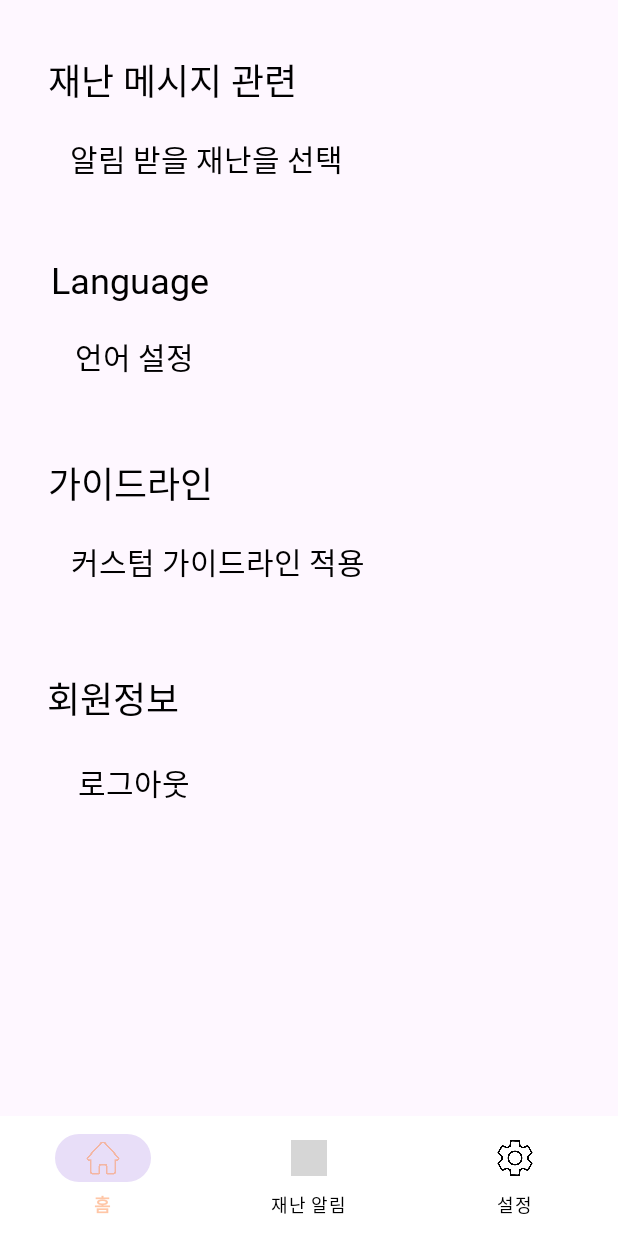
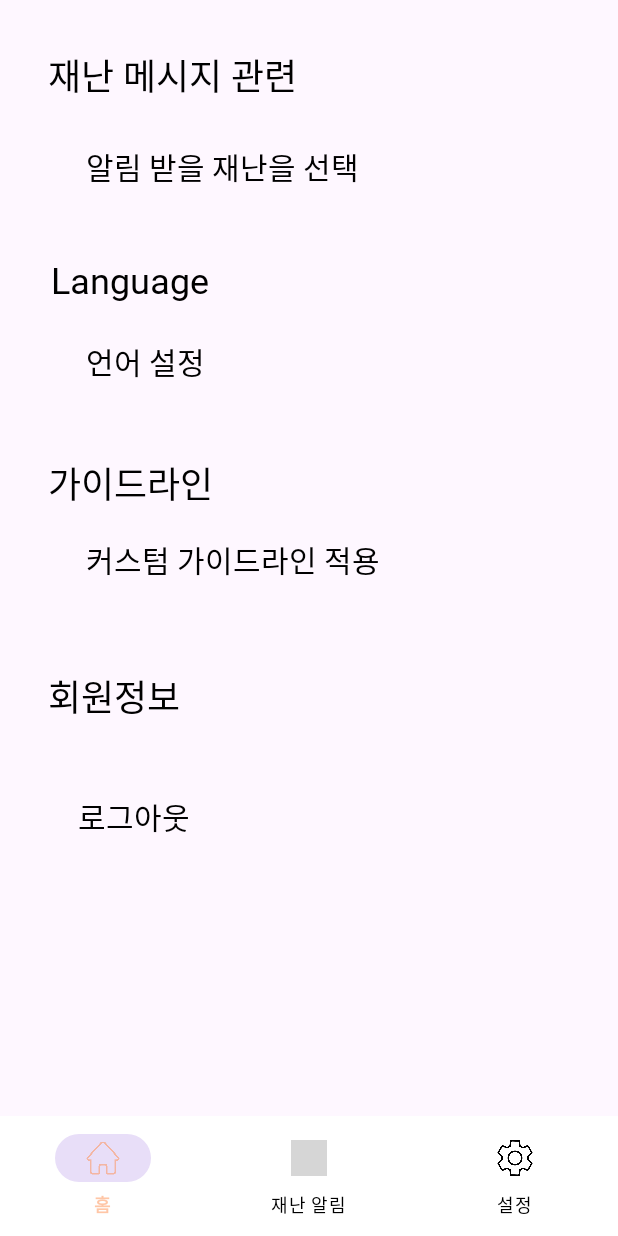
Before and after one commit to Beacon-2023/Beacon-frontend, an Android app: the fragment settingsFragment placed in its activity, on a phone screen of 412 x 824 dp. Run offline under Robolectric (Android 15) with nearby library versions, the phone set to English and light mode, and no system bars; libraries missing offline, so code that uses them is left out: com.naver.maps; 1 statement that could not run was skipped; grey boxes are pictures that could not be loaded.

Commit message:
[Modiffy] 언어 변경에 따른 UI 깨짐 수정

```diff
--- a/app/src/main/java/com/beacon/settings/settingsFragment.kt
+++ b/app/src/main/java/com/beacon/settings/settingsFragment.kt
@@ -7,6 +7,7 @@ import android.view.LayoutInflater
 import android.view.View
 import android.view.ViewGroup
 import android.widget.Button
+import android.widget.TextView
 import androidx.appcompat.app.AlertDialog
 import androidx.fragment.app.Fragment
 import com.beacon.R
@@ -42,19 +43,19 @@ class settingsFragment : Fragment() {
         super.onViewCreated(view, savedInstanceState)
 
         // 버튼에 OnClickListener 설정
-        val btnSetDisaster: Button = view.findViewById(R.id.btn_setDisaster)
+        val btnSetDisaster: TextView = view.findViewById(R.id.btn_setDisaster)
         btnSetDisaster.setOnClickListener {
             val intent = Intent(context, setDisasterActivity::class.java)
             startActivity(intent)
         }
 
-        val btnSetLanguage: Button = view.findViewById(R.id.btn_setLanguage)
+        val btnSetLanguage: TextView = view.findViewById(R.id.btn_setLanguage)
         btnSetLanguage.setOnClickListener {
             val intent = Intent(context, setLanguageActivity::class.java)
             startActivity(intent)
         }
 
-        val btnSetGuildLine: Button = view.findViewById(R.id.btn_setGuildLine)
+        val btnSetGuildLine: TextView = view.findViewById(R.id.btn_setGuildLine)
         btnSetGuildLine.setOnClickListener {
             val intent = Intent(context, setGuildLineActivity::class.java)
             startActivity(intent)
--- a/app/src/main/res/layout/fragment_settings.xml
+++ b/app/src/main/res/layout/fragment_settings.xml
@@ -5,22 +5,26 @@
     xmlns:tools="http://schemas.android.com/tools"
     android:layout_width="match_parent"
     android:layout_height="match_parent"
-    tools:context=".settings.settingsFragment">
+    tools:context=".settings.settingsFragment"
+    android:layout_margin="0dp"
+    android:padding="0dp">
 
     <TextView
         android:id="@+id/txt_settingsPhrase1"
         android:layout_width="wrap_content"
         android:layout_height="wrap_content"
+        android:layout_marginStart="32dp"
+        android:layout_marginTop="32dp"
         android:fontFamily="@font/fontmedium"
         android:text="@string/setting_message"
         android:textColor="@color/black"
         android:textSize="24dp"
         app:layout_constraintBottom_toBottomOf="parent"
         app:layout_constraintEnd_toEndOf="parent"
-        app:layout_constraintHorizontal_bias="0.131"
+        app:layout_constraintHorizontal_bias="0.0"
         app:layout_constraintStart_toStartOf="parent"
         app:layout_constraintTop_toTopOf="parent"
-        app:layout_constraintVertical_bias="0.045" />
+        app:layout_constraintVertical_bias="0.0" />
 
     <TextView
         android:id="@+id/txt_settingsPhrase2"
@@ -37,72 +41,80 @@
         app:layout_constraintTop_toTopOf="parent"
         app:layout_constraintVertical_bias="0.215" />
 
-    <androidx.appcompat.widget.AppCompatButton
+    <TextView
         android:id="@+id/btn_setLanguage"
         android:layout_width="wrap_content"
         android:layout_height="wrap_content"
+        android:layout_marginStart="45dp"
         android:background="#00ff0000"
         android:fontFamily="@font/fontlight"
+        android:padding="12dp"
         android:text="@string/setting_language"
         android:textColor="@color/black"
         android:textSize="20sp"
         app:layout_constraintBottom_toBottomOf="parent"
         app:layout_constraintEnd_toEndOf="parent"
-        app:layout_constraintHorizontal_bias="0.139"
+        app:layout_constraintHorizontal_bias="0.0"
         app:layout_constraintStart_toStartOf="parent"
         app:layout_constraintTop_toTopOf="parent"
-        app:layout_constraintVertical_bias="0.276" />
+        app:layout_constraintVertical_bias="0.278" />
 
     <TextView
         android:id="@+id/txt_settingsPhrase3"
         android:layout_width="wrap_content"
         android:layout_height="wrap_content"
+        android:layout_marginStart="32dp"
         android:fontFamily="@font/fontmedium"
         android:text="@string/setting_guildline"
         android:textColor="@color/black"
         android:textSize="24dp"
         app:layout_constraintBottom_toBottomOf="parent"
         app:layout_constraintEnd_toEndOf="parent"
-        app:layout_constraintHorizontal_bias="0.107"
+        app:layout_constraintHorizontal_bias="0.0"
         app:layout_constraintStart_toStartOf="parent"
         app:layout_constraintTop_toTopOf="parent"
         app:layout_constraintVertical_bias="0.386" />
 
-    <androidx.appcompat.widget.AppCompatButton
+    <TextView
         android:id="@+id/btn_setGuildLine"
         android:layout_width="wrap_content"
         android:layout_height="wrap_content"
+        android:layout_marginStart="45dp"
         android:background="#00ff0000"
         android:fontFamily="@font/fontlight"
+        android:padding="12dp"
         android:text="@string/setting_custom_guildline"
         android:textColor="@color/black"
         android:textSize="20sp"
         app:layout_constraintBottom_toBottomOf="parent"
         app:layout_constraintEnd_toEndOf="parent"
-        app:layout_constraintHorizontal_bias="0.219"
+        app:layout_constraintHorizontal_bias="0.0"
         app:layout_constraintStart_toStartOf="parent"
         app:layout_constraintTop_toTopOf="parent"
-        app:layout_constraintVertical_bias="0.452" />
+        app:layout_constraintVertical_bias="0.449" />
 
     <TextView
         android:id="@+id/txt_settingsPhrase4"
         android:layout_width="wrap_content"
         android:layout_height="wrap_content"
+        android:layout_marginStart="32dp"
         android:fontFamily="@font/fontmedium"
         android:text="@string/setting_userInfor"
         android:textColor="@color/black"
         android:textSize="24dp"
         app:layout_constraintBottom_toBottomOf="parent"
         app:layout_constraintEnd_toEndOf="parent"
-        app:layout_constraintHorizontal_bias="0.097"
+        app:layout_constraintHorizontal_bias="0.0"
         app:layout_constraintStart_toStartOf="parent"
         app:layout_constraintTop_toTopOf="parent"
-        app:layout_constraintVertical_bias="0.568" />
+        app:layout_constraintVertical_bias="0.566" />
 
     <androidx.appcompat.widget.AppCompatButton
         android:id="@+id/btn_logout"
         android:layout_width="wrap_content"
         android:layout_height="wrap_content"
+        android:layout_marginStart="45dp"
+        android:layout_marginBottom="255dp"
         android:background="#00ff0000"
         android:fontFamily="@font/fontlight"
         android:text="@string/setting_logout"
@@ -110,24 +122,26 @@
         android:textSize="20sp"
         app:layout_constraintBottom_toBottomOf="parent"
         app:layout_constraintEnd_toEndOf="parent"
-        app:layout_constraintHorizontal_bias="0.139"
+        app:layout_constraintHorizontal_bias="0.0"
         app:layout_constraintStart_toStartOf="parent"
         app:layout_constraintTop_toTopOf="parent"
-        app:layout_constraintVertical_bias="0.642" />
+        app:layout_constraintVertical_bias="1.0" />
 
-    <androidx.appcompat.widget.AppCompatButton
+    <TextView
         android:id="@+id/btn_setDisaster"
         android:layout_width="wrap_content"
         android:layout_height="wrap_content"
+        android:layout_marginStart="45dp"
         android:background="#00ff0000"
         android:fontFamily="@font/fontlight"
+        android:padding="12dp"
         android:text="@string/setting_alram"
         android:textColor="@color/black"
         android:textSize="20sp"
         app:layout_constraintBottom_toBottomOf="parent"
         app:layout_constraintEnd_toEndOf="parent"
-        app:layout_constraintHorizontal_bias="0.203"
+        app:layout_constraintHorizontal_bias="0.0"
         app:layout_constraintStart_toStartOf="parent"
         app:layout_constraintTop_toTopOf="parent"
-        app:layout_constraintVertical_bias="0.106" />
+        app:layout_constraintVertical_bias="0.109" />
 </androidx.constraintlayout.widget.ConstraintLayout>
--- a/app/src/main/res/values/strings.xml
+++ b/app/src/main/res/values/strings.xml
@@ -46,5 +46,6 @@
     <string name="disas_forest_fires">산불</string>
     <string name="disas_civil_defense">민방위</string>
     <string name="custom_guild_sample">휴대폰을 챙기세요\n\n가스불을 끄세요\n\n전기선을 뽑으세요</string>
+    <string name="check_autoLogin">자동 로그인을 원하시면 체크해주세요!</string>
 
 </resources>
```
Also changed, not shown: app/src/main/java/com/beacon/StartActivity.kt (+4 -4 lines), app/src/main/java/com/beacon/basicStart/LocationNotificationWorker.kt (+6 -6 lines), app/src/main/res/layout/activity_sign_in.xml (+6 -6 lines), 3 other files.
